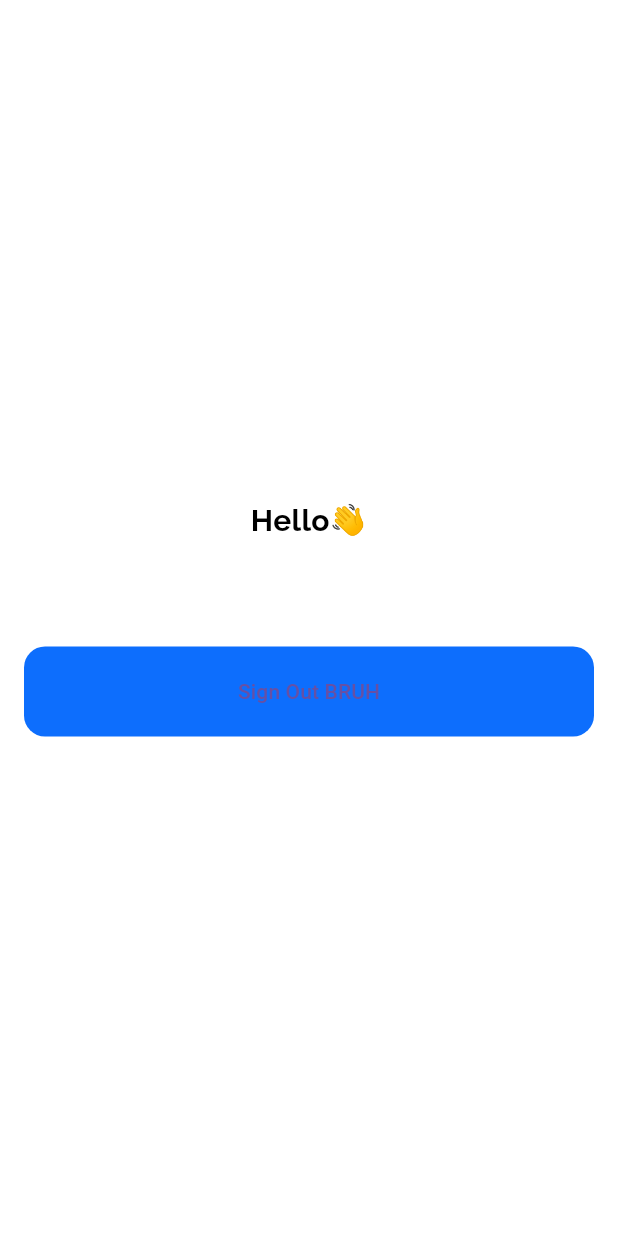
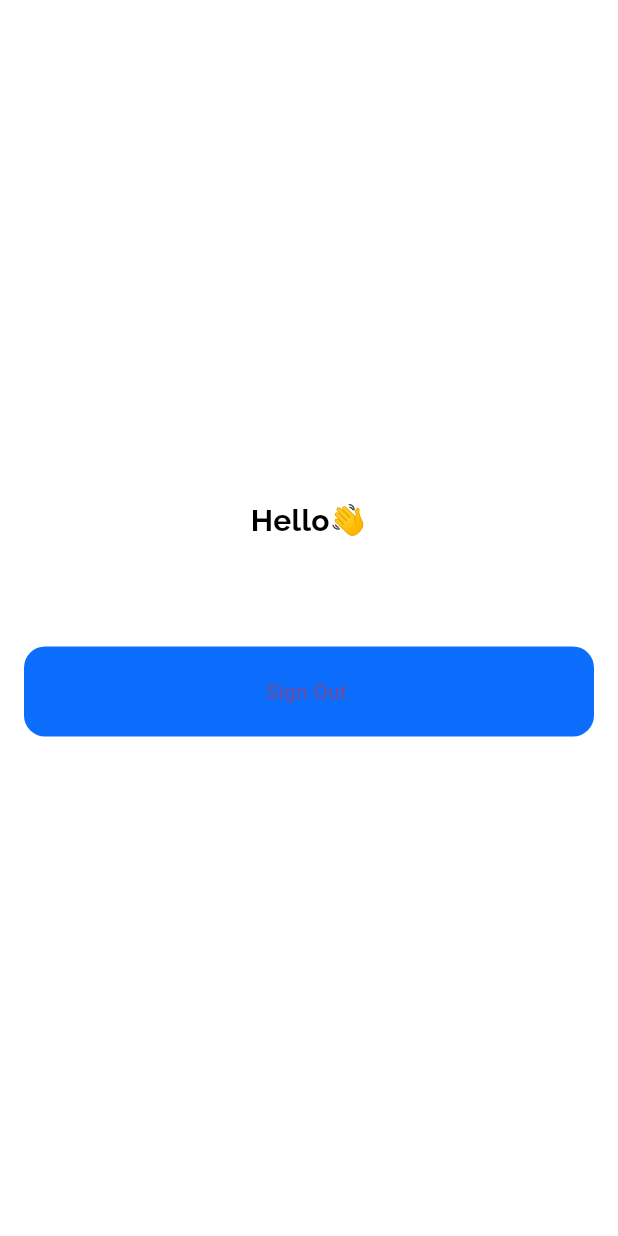
Before and after one commit to ezzzep/SMART-LOBBY-LIGHTING, a Flutter app: the Home screen opened directly, on a phone screen of 412 x 824 dp. Run offline on Flutter 3.47's test engine with Material 3 defaults, Android fonts, the light colour scheme and no system bars; our stand-ins replace firebase_auth, firebase_core, fluttertoast, google_fonts; accounts and stored records are empty.

Commit message:
back to reality

```diff
--- a/lib/screens/dashboard/dashboard_screen.dart
+++ b/lib/screens/dashboard/dashboard_screen.dart
@@ -59,7 +59,7 @@ class Home extends StatelessWidget {
       onPressed: () async {
         await AuthService().signout(context: context);
       },
-      child: const Text("Sign Out BRUH"),
+      child: const Text("Sign Out "),
     );
   }
 }
```
